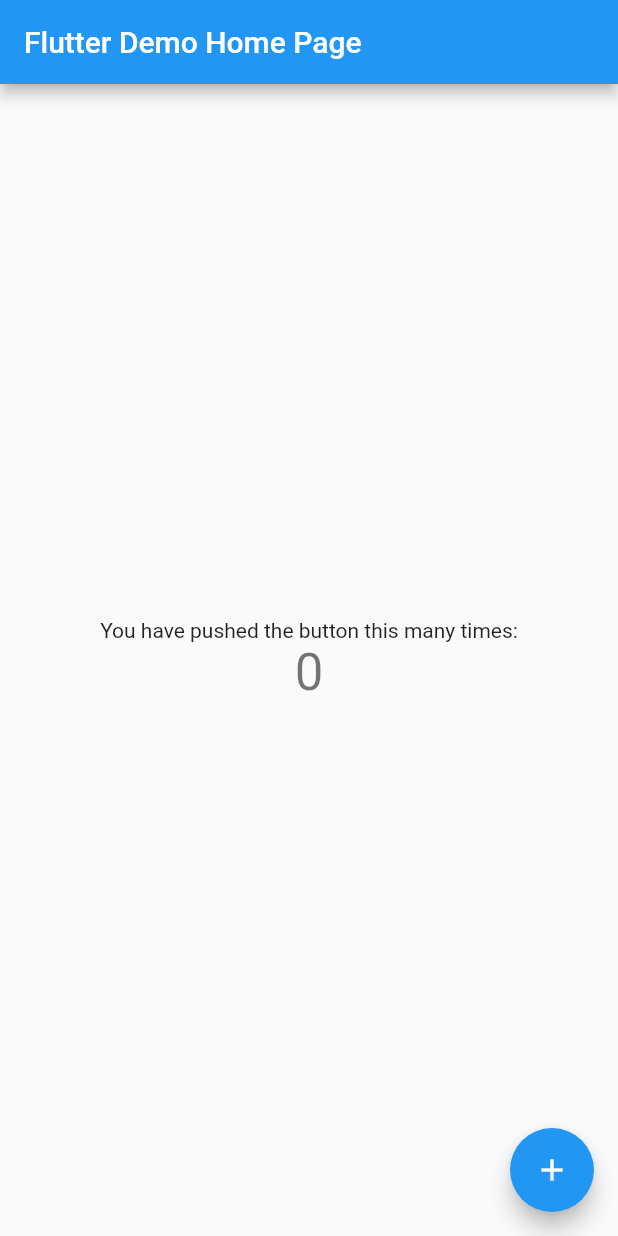
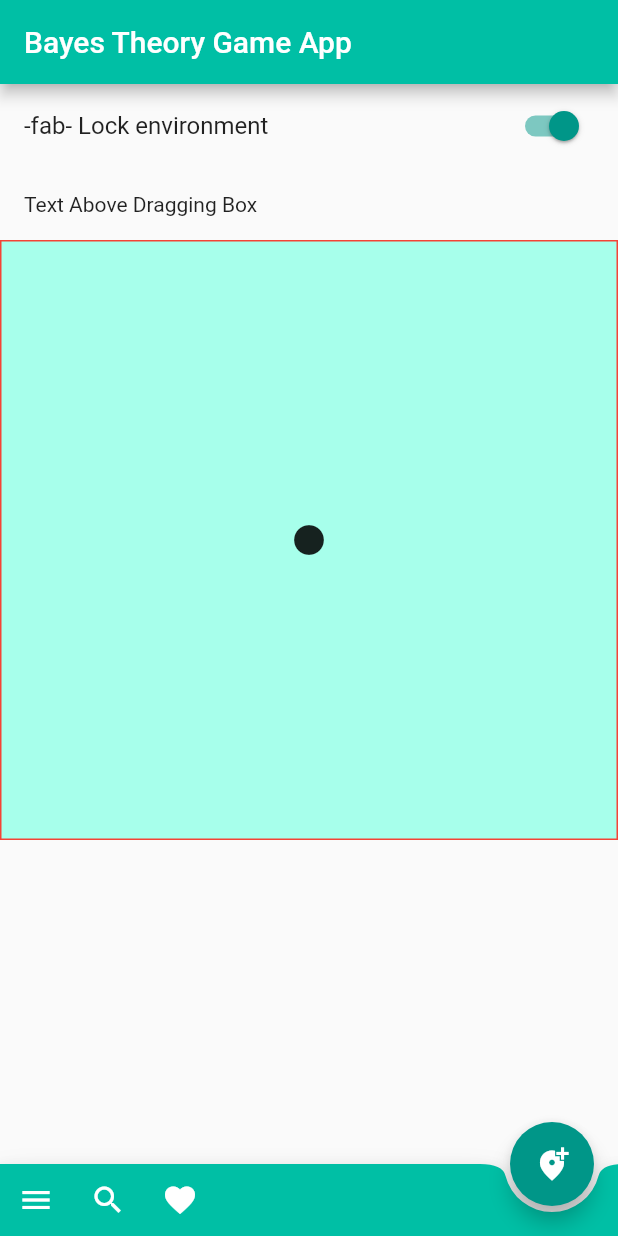
Before and after one commit to AJeffs1/Bayes_Theory_Game, a Flutter app: the screen it shows after launch, on a phone screen of 412 x 824 dp. Run offline on Flutter 3.47's test engine with Material 2 defaults, Android fonts, the phone set to English and light mode, and no system bars.

Commit message:
Base Frame done
Need to implement draggable system for central circle, finish the inital design, clean code

```diff
--- a/bayestheorygame/lib/main.dart
+++ b/bayestheorygame/lib/main.dart
@@ -1,113 +1,150 @@
 import 'package:flutter/material.dart';
 
+// ...
+// TODO consolidate design
+// TODO Implement Dragging
+// TODO Remove non needed code, CLean
 void main() {
-  runApp(MyApp());
+  runApp(const BottomAppBarDemo());
 }
 
-class MyApp extends StatelessWidget {
-  // This widget is the root of your application.
+class BottomAppBarDemo extends StatefulWidget {
+  const BottomAppBarDemo({Key? key}) : super(key: key);
+
   @override
-  Widget build(BuildContext context) {
-    return MaterialApp(
-      title: 'Flutter Demo',
-      theme: ThemeData(
-        // This is the theme of your application.
-        //
-        // Try running your application with "flutter run". You'll see the
-        // application has a blue toolbar. Then, without quitting the app, try
-        // changing the primarySwatch below to Colors.green and then invoke
-        // "hot reload" (press "r" in the console where you ran "flutter run",
-        // or simply save your changes to "hot reload" in a Flutter IDE).
-        // Notice that the counter didn't reset back to zero; the application
-        // is not restarted.
-        primarySwatch: Colors.blue,
-      ),
-      home: MyHomePage(title: 'Flutter Demo Home Page'),
-    );
-  }
+  State createState() => _BottomAppBarDemoState();
 }
 
-class MyHomePage extends StatefulWidget {
-  MyHomePage({Key? key, required this.title}) : super(key: key);
+class _BottomAppBarDemoState extends State<BottomAppBarDemo> {
+  bool _showFab = true;
+  bool _showNotch = true;
+  FloatingActionButtonLocation _fabLocation = FloatingActionButtonLocation.endDocked;
 
-  // This widget is the home page of your application. It is stateful, meaning
-  // that it has a State object (defined below) that contains fields that affect
-  // how it looks.
+  void _onShowNotchChanged(bool value) {
+    setState(() {
+      _showNotch = value;
+    });
+  }
 
-  // This class is the configuration for the state. It holds the values (in this
-  // case the title) provided by the parent (in this case the App widget) and
-  // used by the build method of the State. Fields in a Widget subclass are
-  // always marked "final".
+  void _onShowFabChanged(bool value) {
+    setState(() {
+      _showFab = value;
+    });
+  }
 
-  final String title;
-
-  @override
-  _MyHomePageState createState() => _MyHomePageState();
-}
-
-class _MyHomePageState extends State<MyHomePage> {
-  int _counter = 0;
-
-  void _incrementCounter() {
+  void _onFabLocationChanged(FloatingActionButtonLocation? value) {
     setState(() {
-      // This call to setState tells the Flutter framework that something has
-      // changed in this State, which causes it to rerun the build method below
-      // so that the display can reflect the updated values. If we changed
-      // _counter without calling setState(), then the build method would not be
-      // called again, and so nothing would appear to happen.
-      _counter++;
+      _fabLocation = value ?? FloatingActionButtonLocation.endDocked;
     });
   }
 
   @override
   Widget build(BuildContext context) {
-    // This method is rerun every time setState is called, for instance as done
-    // by the _incrementCounter method above.
-    //
-    // The Flutter framework has been optimized to make rerunning build methods
-    // fast, so that you can just rebuild anything that needs updating rather
-    // than having to individually change instances of widgets.
-    return Scaffold(
-      appBar: AppBar(
-        // Here we take the value from the MyHomePage object that was created by
-        // the App.build method, and use it to set our appbar title.
-        title: Text(widget.title),
+    return MaterialApp(
+      home: Scaffold(
+        appBar: AppBar(
+          automaticallyImplyLeading: false,
+          title: const Text('Bayes Theory Game App'),
+          backgroundColor: Colors.tealAccent[700],
+        ),
+        body: ListView(
+          padding: const EdgeInsets.only(bottom: 88),
+          children: <Widget>[
+            SwitchListTile(
+              title: const Text('-fab- Lock environment '),
+              value: _showFab,
+              onChanged: _onShowFabChanged,
+              activeColor: Colors.teal,
+            ),
+            const Padding(
+              padding: EdgeInsets.all(16),
+              child: Text('Text Above Dragging Box'),
+            ),
+            //const SizedBox(
+             // width: 200.0,
+            //  height: 300.0,
+            //),
+            Expanded(
+              child: Container(
+                height: 400,
+                width: 100,
+                padding: EdgeInsets.all(16),
+                decoration: BoxDecoration(
+                  color: Colors.tealAccent[100],
+                  border: Border.all(
+                    color: Colors.red,  // red as border color
+                    ),
+                  ),
+                  child: const Center(
+                    child: Icon(Icons.circle),
+                    // TODO Implement draggable circle here
+
+                )
+              )
+            )
+          ],
+        ),
+
+        floatingActionButton: _showFab
+            ? FloatingActionButton(
+          backgroundColor: Colors.teal,
+          onPressed: () {},
+          child: const Icon(Icons.add_location_alt),
+          tooltip: 'Create',
+        )
+            : null,
+        floatingActionButtonLocation: _fabLocation,
+        bottomNavigationBar: _DemoBottomAppBar(
+          fabLocation: _fabLocation,
+          shape: _showNotch ? const CircularNotchedRectangle() : null,
+        ),
       ),
-      body: Center(
-        // Center is a layout widget. It takes a single child and positions it
-        // in the middle of the parent.
-        child: Column(
-          // Column is also a layout widget. It takes a list of children and
-          // arranges them vertically. By default, it sizes itself to fit its
-          // children horizontally, and tries to be as tall as its parent.
-          //
-          // Invoke "debug painting" (press "p" in the console, choose the
-          // "Toggle Debug Paint" action from the Flutter Inspector in Android
-          // Studio, or the "Toggle Debug Paint" command in Visual Studio Code)
-          // to see the wireframe for each widget.
-          //
-          // Column has various properties to control how it sizes itself and
-          // how it positions its children. Here we use mainAxisAlignment to
-          // center the children vertically; the main axis here is the vertical
-          // axis because Columns are vertical (the cross axis would be
-          // horizontal).
-          mainAxisAlignment: MainAxisAlignment.center,
+    );
+  }
+}
+
+class _DemoBottomAppBar extends StatelessWidget {
+  const _DemoBottomAppBar({
+    this.fabLocation = FloatingActionButtonLocation.endDocked,
+    this.shape = const CircularNotchedRectangle(),
+  });
+
+  final FloatingActionButtonLocation fabLocation;
+  final NotchedShape? shape;
+
+  static final List<FloatingActionButtonLocation> centerLocations = <FloatingActionButtonLocation>[
+    FloatingActionButtonLocation.centerDocked,
+    FloatingActionButtonLocation.centerFloat,
+  ];
+
+  @override
+  Widget build(BuildContext context) {
+    return BottomAppBar(
+      shape: shape,
+      color: Colors.tealAccent[700],
+      child: IconTheme(
+        data: IconThemeData(color: Theme.of(context).colorScheme.onPrimary),
+        child: Row(
           children: <Widget>[
-            Text(
-              'You have pushed the button this many times:',
+            IconButton(
+              tooltip: 'Open navigation menu',
+              icon: const Icon(Icons.menu),
+              onPressed: () {},
             ),
-            Text(
-              '$_counter',
-              style: Theme.of(context).textTheme.headline4,
+            if (centerLocations.contains(fabLocation)) const Spacer(),
+            IconButton(
+              tooltip: 'Search',
+              icon: const Icon(Icons.search),
+              onPressed: () {},
+            ),
+            IconButton(
+              tooltip: 'Favorite',
+              icon: const Icon(Icons.favorite),
+              onPressed: () {},
             ),
           ],
         ),
       ),
-      floatingActionButton: FloatingActionButton(
-        onPressed: _incrementCounter,
-        tooltip: 'Increment',
-        child: Icon(Icons.add),
-      ), // This trailing comma makes auto-formatting nicer for build methods.
     );
   }
 }
```
Also changed, not shown: bayestheorygame/lib/PastVersion.dart (added, +32 -0 lines), bayestheorygame/lib/Temp.txt (added, +49 -0 lines), bayestheorygame/lib/Textpad.dart (added, +49 -0 lines), bayestheorygame/lib/bavckupmain.dart (added, +113 -0 lines), bayestheorygame/lib/draggable.dart (added, +96 -0 lines).
